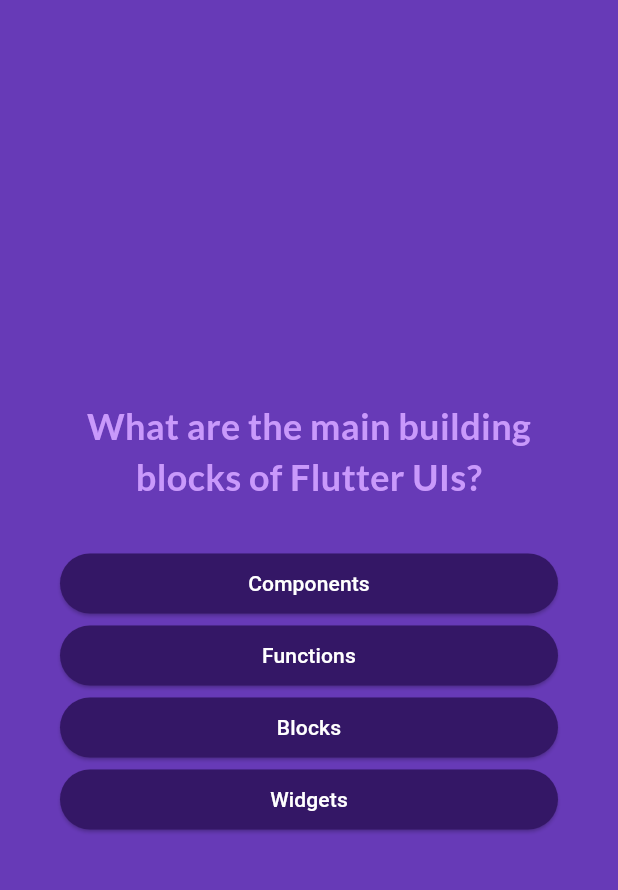
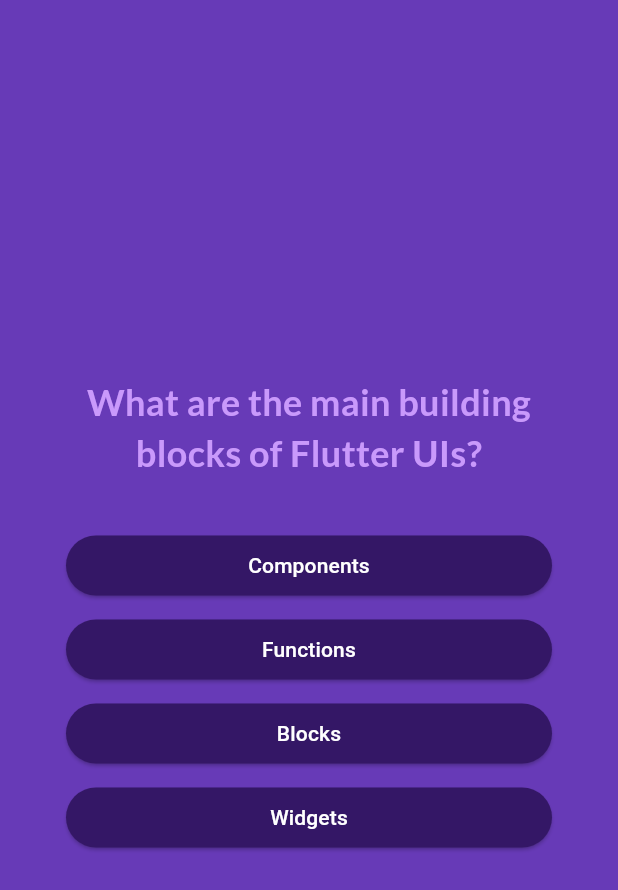
Before and after one commit to Plehndm/Flutter-Quiz, a Flutter app: the screen it shows after launch, after a tap on "Start Quiz", on a phone screen of 412 x 824 dp. Shown: the top 890 px of the screen. Run offline on Flutter 3.47's test engine with Material 3 defaults, Android fonts, the phone set to English and light mode, and no system bars; our stand-ins replace google_fonts.

Commit message:
Added in padding to answer buttons

```diff
--- a/lib/answer_button.dart
+++ b/lib/answer_button.dart
@@ -12,7 +12,9 @@ class AnswerButton extends StatelessWidget {
 
   @override
   Widget build(BuildContext context) {
-    return ElevatedButton(
+    return Padding(
+      padding: const EdgeInsets.all(4.0),
+      child: ElevatedButton(
         onPressed: onTap,
         style: ElevatedButton.styleFrom(
           padding: const EdgeInsets.symmetric(
@@ -29,6 +31,7 @@ class AnswerButton extends StatelessWidget {
           answertext,
           textAlign: TextAlign.center,
         ),
+      ),
     );
   }
 }
--- a/lib/models/quiz_question.dart
+++ b/lib/models/quiz_question.dart
@@ -5,7 +5,7 @@ class QuizQuestion {
   final String text;
   final List<String> answers;
 
-  List<String> getShuffledAnswers() {
+  List<String> get shuffledAnswers {
     final shuffledList = List.of(answers);
     shuffledList.shuffle();
     return shuffledList;
--- a/lib/questions_screen.dart
+++ b/lib/questions_screen.dart
@@ -49,7 +49,7 @@ class _QuestionsScreenState extends State<QuestionsScreen> {
             const SizedBox(
               height: 30,
             ),
-            ...currentQuestion.getShuffledAnswers().map(
+            ...currentQuestion.shuffledAnswers.map(
               (answer) {
                 return AnswerButton(
                   answertext: answer,
```
Lines whose indentation alone changed are shown as unchanged.
